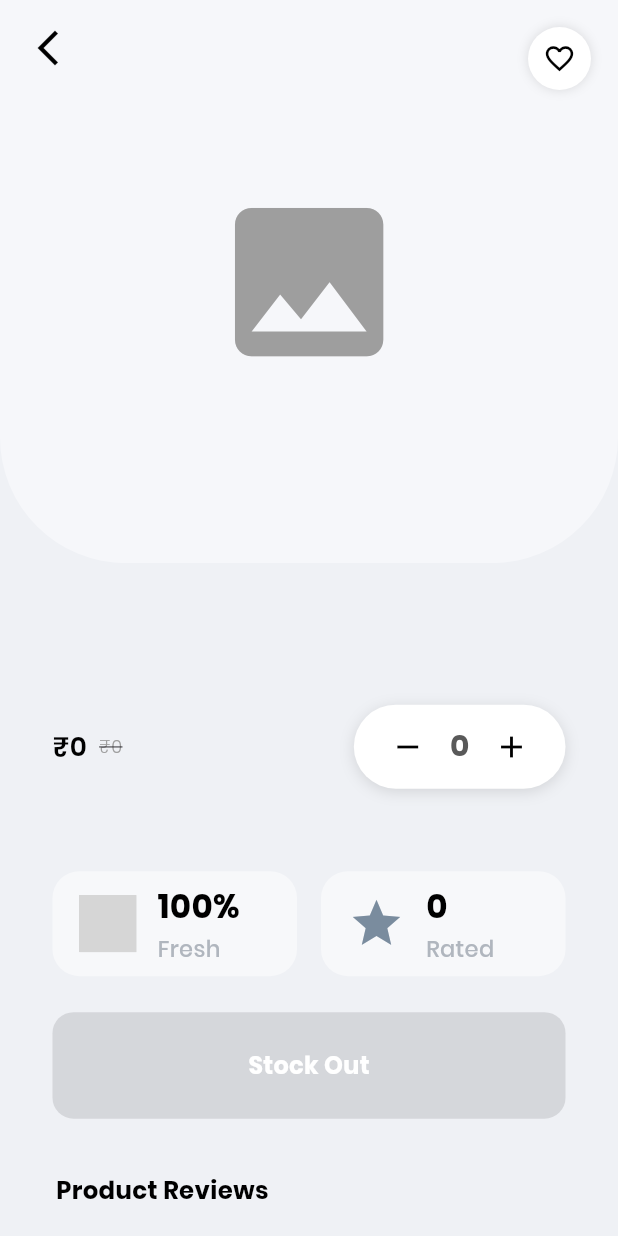
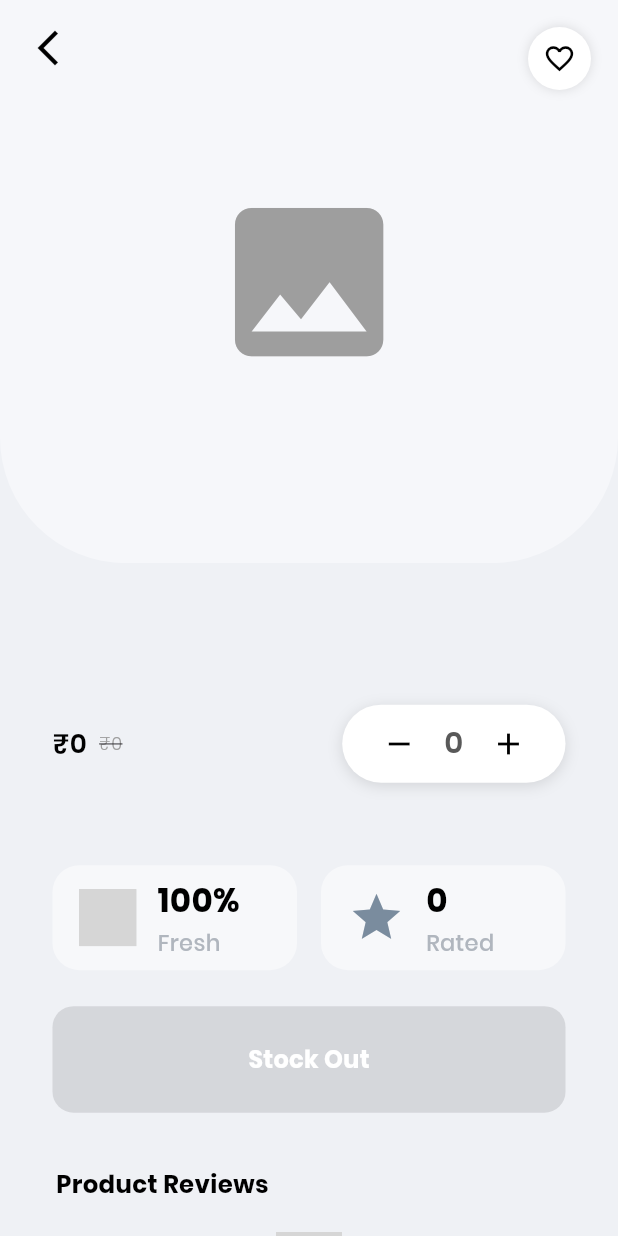
Before and after one commit to Afnanafsal/nexoEShopee, a Flutter app: the ProductDetailsScreen screen opened directly with empty values, on a phone screen of 412 x 824 dp. Run offline on Flutter 3.47's test engine with Material 3 defaults, Android fonts, the light colour scheme and no system bars; our stand-ins replace cloud_firestore, firebase_auth, firebase_core, flutter_rating_bar, flutter_riverpod, flutter_screenutil and 10 more; missing offline and left inert: enum_to_string, flutter_facebook_auth, razorpay_flutter; accounts and stored records are empty; project files that could hold a hidden picture were left out; grey boxes are pictures that could not be loaded.

Commit message:
feat: Adjust padding and font weight in product description for improved UI

```diff
--- a/lib/screens/product_details/components/product_description.dart
+++ b/lib/screens/product_details/components/product_description.dart
@@ -208,8 +208,8 @@ class _ProductDescriptionState extends ConsumerState<ProductDescription> {
                   ],
                 ),
                 padding: EdgeInsets.symmetric(
-                  horizontal: 12,
-                  vertical: 4,
+                  horizontal: 14,
+                  vertical: 2,
                 ), // Increased height
                 child: Row(
                   mainAxisSize: MainAxisSize.min,
@@ -219,12 +219,12 @@ class _ProductDescriptionState extends ConsumerState<ProductDescription> {
                       onPressed: isOutOfStock ? null : _decrementCounter,
                     ),
                     Padding(
-                      padding: const EdgeInsets.symmetric(horizontal: 4.0),
+                      padding: const EdgeInsets.symmetric(horizontal: 6.0),
                       child: Text(
                         isOutOfStock ? '0' : '$cartCount',
                         style: TextStyle(
                           fontSize: 20,
-                          fontWeight: FontWeight.bold,
+                          fontWeight: FontWeight.w600,
                         ),
                       ),
                     ),
@@ -260,15 +260,15 @@ class _ProductDescriptionState extends ConsumerState<ProductDescription> {
                   child: Row(
                     crossAxisAlignment: CrossAxisAlignment.center,
                     children: [
-                        // Use SvgPicture for SVG asset
-                        // Make sure to add flutter_svg to pubspec.yaml
-                        // and leaf.svg exists in assets/images/
-                        SvgPicture.asset(
+                      // Use SvgPicture for SVG asset
+                      // Make sure to add flutter_svg to pubspec.yaml
+                      // and leaf.svg exists in assets/images/
+                      SvgPicture.asset(
                         'assets/images/leaf.svg',
                         width: 38,
                         height: 38,
                         color: Color(0xFF7A8C9E),
-                        ),
+                      ),
                       SizedBox(width: 14),
                       Column(
                         crossAxisAlignment: CrossAxisAlignment.start,
```
Also changed, not shown: lib/screens/home/components/body.dart (+9 -5 lines).
